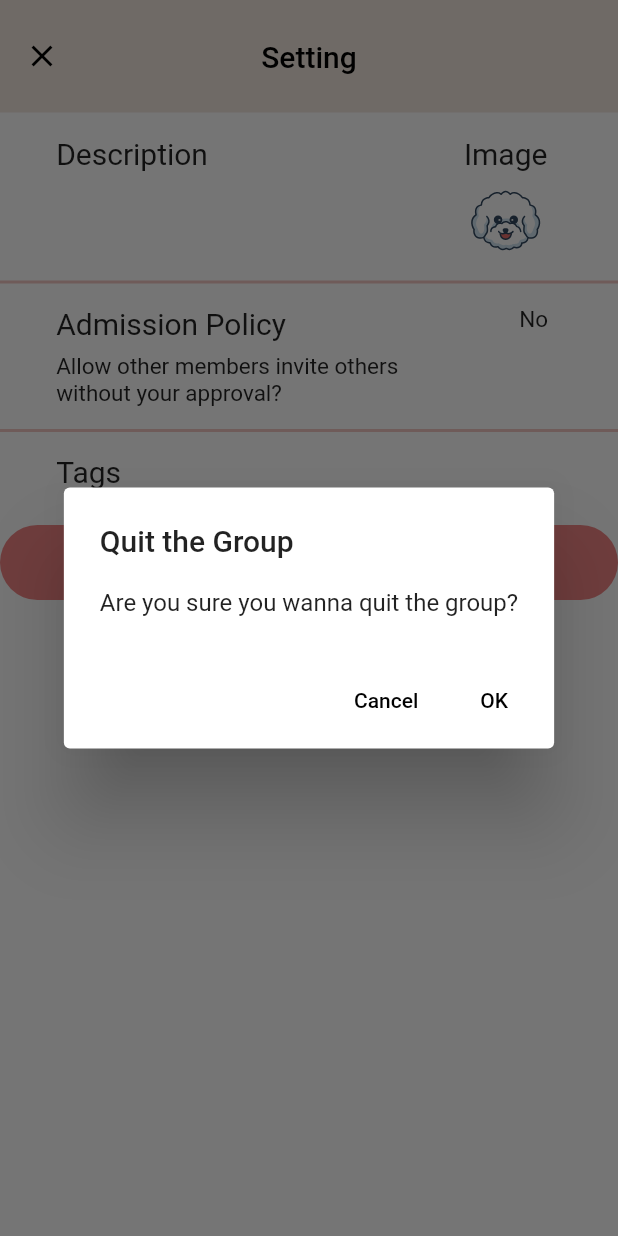
After one commit to 6156-superstainsocket/match_frontend, a Flutter app: the MemberSetting screen opened directly, after a tap on "Quit the Group", on a phone screen of 412 x 824 dp. The commit adds this screen. Run offline on Flutter 3.47's test engine with Material 2 defaults, Android fonts, the phone set to English and light mode, and no system bars; our stand-ins replace flutter_svg.

Commit message:
add member setting page (#5)

```diff
--- a/lib/constants.dart
+++ b/lib/constants.dart
@@ -1,3 +1,4 @@
+import 'package:demo/models/tag.dart';
 import 'package:flutter/material.dart';
 import 'package:flutter_svg/flutter_svg.dart';
 
@@ -40,6 +41,8 @@ final List<Widget> allGroupIcons = [
   for (var i = 1; i <= totalGroupSvg; i += 1)
     SvgPicture.asset(
       "$assetGroupPath${i.toString()}.svg",
+      width: imgWidth,
+      height: imgHeight,
       fit: BoxFit.scaleDown,
     )
 ];
@@ -59,3 +62,21 @@ final List<IconData> allTagIcons = [
 
 const double dialogWidth = 320;
 const double dialogHeight = 400;
+
+final List<Tag> defaultTags = [
+  Tag(
+    name: 'dinner',
+    description: 'I want to have dinner with her/him',
+    iconId: 0,
+  ),
+  Tag(
+    name: 'date',
+    description: 'I want to date her/him',
+    iconId: 1,
+  ),
+  Tag(
+    name: 'study',
+    description: 'I want to study with her/him',
+    iconId: 2,
+  ),
+];
--- a/lib/models/group.dart
+++ b/lib/models/group.dart
@@ -24,7 +24,7 @@ class Group {
     this.description = '',
     this.iconId = 0,
     this.allowWithoutApproval = false,
-    this.customTags,
+    this.customTags = const [],
   });
 
   factory Group.fromJson(Map<String, dynamic> json) => _$GroupFromJson(json);
--- a/lib/src/pages/group/admin_setting.dart
+++ b/lib/src/pages/group/admin_setting.dart
@@ -221,14 +221,14 @@ class _SettingFormState extends State<SettingForm> {
                   flex: 10,
                   child: Column(
                     crossAxisAlignment: CrossAxisAlignment.start,
-                    children: const [
-                      Text(
+                    children: [
+                      const Text(
                         'Default Tags',
                         style: textLargeSize,
                         textAlign: TextAlign.left,
                       ),
-                      SizedBox(height: 0.5 * defaultPadding),
-                      Expanded(child: DefaultTags()),
+                      const SizedBox(height: 0.5 * defaultPadding),
+                      Expanded(child: DefaultTags(tags: defaultTags)),
                     ],
                   ),
                 ),
--- a/lib/src/pages/group/default_tags.dart
+++ b/lib/src/pages/group/default_tags.dart
@@ -3,32 +3,15 @@ import 'package:demo/src/pages/group/preview_tags.dart';
 import 'package:flutter/material.dart';
 import 'package:demo/constants.dart';
 
-final List<Tag> defaultTags = [
-  Tag(
-    name: 'dinner',
-    description: 'I want to have dinner with her/him',
-    iconId: 0,
-  ),
-  Tag(
-    name: 'date',
-    description: 'I want to date her/him',
-    iconId: 1,
-  ),
-  Tag(
-    name: 'study',
-    description: 'I want to study with her/him',
-    iconId: 2,
-  ),
-];
-
 class DefaultTags extends StatelessWidget {
-  const DefaultTags({super.key});
+  final List<Tag> tags;
+  const DefaultTags({super.key, required this.tags});
 
   @override
   Widget build(BuildContext context) {
     return PreviewTags(
-      tags: defaultTags,
-      tagIcons: defaultTagIcons,
+      tags: tags,
+      tagIcons: allTagIcons,
       showActions: false,
     );
   }
--- /dev/null
+++ b/lib/src/pages/group/member_setting.dart
@@ -0,0 +1,229 @@
+import 'package:demo/src/pages/group/default_tags.dart';
+import 'package:flutter/material.dart';
+import 'package:demo/constants.dart';
+import 'package:demo/models/group.dart';
+import 'package:flutter_svg/flutter_svg.dart';
+
+class MemberSetting extends StatefulWidget {
+  const MemberSetting({super.key});
+
+  @override
+  State<MemberSetting> createState() => _MemberSettingState();
+}
+
+class _MemberSettingState extends State<MemberSetting> {
+  Group groupSetting = Group();
+
+  @override
+  Widget build(BuildContext context) {
+    return Scaffold(
+      resizeToAvoidBottomInset: false,
+      appBar: AppBar(
+        title: const Text('Setting'),
+        centerTitle: true,
+        elevation: 0,
+        leading: Builder(
+          builder: (context) {
+            return IconButton(
+                onPressed: () {
+                  Navigator.pop(context);
+                },
+                icon: const Icon(Icons.close_outlined));
+          },
+        ),
+        toolbarHeight: topMenuBarHeight,
+      ),
+      body: LayoutBuilder(
+        builder: (BuildContext context, BoxConstraints viewportConstraints) {
+          return SingleChildScrollView(
+            child: ConstrainedBox(
+              constraints: BoxConstraints(
+                minHeight: viewportConstraints.maxHeight,
+              ),
+              child: IntrinsicHeight(
+                child: MemberSettingForm(
+                  groupSetting: groupSetting,
+                ),
+              ),
+            ),
+          );
+        },
+      ),
+    );
+  }
+}
+
+class MemberSettingForm extends StatefulWidget {
+  final Group groupSetting;
+  const MemberSettingForm({
+    super.key,
+    required this.groupSetting,
+  });
+
+  @override
+  State<MemberSettingForm> createState() => _MemberSettingFormState();
+}
+
+class _MemberSettingFormState extends State<MemberSettingForm> {
+  Group changedGroupSetting = Group();
+
+  @override
+  void initState() {
+    super.initState();
+    changedGroupSetting = widget.groupSetting;
+    changedGroupSetting.customTags = [];
+    if (widget.groupSetting.customTags != null &&
+        widget.groupSetting.customTags!.isNotEmpty) {
+      changedGroupSetting.customTags = [
+        ...defaultTags,
+        ...widget.groupSetting.customTags!
+      ];
+    }
+  }
+
+  @override
+  Widget build(BuildContext context) {
+    return Column(
+      children: [
+        const SizedBox(height: defaultPadding),
+        IntrinsicHeight(
+          child: Row(
+            mainAxisAlignment: MainAxisAlignment.spaceBetween,
+            children: [
+              const Spacer(flex: 1),
+              Expanded(
+                flex: 6,
+                child: Column(
+                  crossAxisAlignment: CrossAxisAlignment.start,
+                  children: [
+                    const Text(
+                      'Description',
+                      style: textLargeSize,
+                      textAlign: TextAlign.left,
+                    ),
+                    const SizedBox(height: 0.5 * defaultPadding),
+                    Expanded(
+                      child: Text(changedGroupSetting.description!),
+                    )
+                  ],
+                ),
+              ),
+              Expanded(
+                flex: 4,
+                child: Column(
+                  children: [
+                    const Text('Image', style: textLargeSize),
+                    const SizedBox(height: 0.5 * defaultPadding),
+                    allGroupIcons[changedGroupSetting.iconId!],
+                  ],
+                ),
+              ),
+            ],
+          ),
+        ),
+        const Padding(
+          padding: EdgeInsets.symmetric(vertical: 0.5 * defaultPadding),
+          child: Divider(),
+        ),
+        IntrinsicHeight(
+          child: Row(
+            mainAxisAlignment: MainAxisAlignment.spaceBetween,
+            children: [
+              const Spacer(flex: 1),
+              Expanded(
+                flex: 7,
+                child: Column(
+                  crossAxisAlignment: CrossAxisAlignment.start,
+                  children: const [
+                    Text(
+                      'Admission Policy',
+                      style: textLargeSize,
+                      textAlign: TextAlign.left,
+                    ),
+                    SizedBox(height: 0.5 * defaultPadding),
+                    Text(
+                      'Allow other members invite others without your approval?',
+                      style: textMiddleSize,
+                      textAlign: TextAlign.left,
+                    ),
+                  ],
+                ),
+              ),
+              Expanded(
+                flex: 3,
+                child: Column(
+                  children: [
+                    changedGroupSetting.allowWithoutApproval!
+                        ? const Text(
+                            'Yes',
+                            style: textMiddleSize,
+                          )
+                        : const Text(
+                            'No',
+                            style: textMiddleSize,
+                          ),
+                  ],
+                ),
+              ),
+            ],
+          ),
+        ),
+        const Padding(
+          padding: EdgeInsets.symmetric(vertical: 0.5 * defaultPadding),
+          child: Divider(),
+        ),
+        IntrinsicHeight(
+          child: Row(
+            mainAxisAlignment: MainAxisAlignment.spaceBetween,
+            children: [
+              const Spacer(flex: 1),
+              Expanded(
+                flex: 10,
+                child: Column(
+                  crossAxisAlignment: CrossAxisAlignment.start,
+                  children: [
+                    const Text(
+                      'Tags',
+                      style: textLargeSize,
+                      textAlign: TextAlign.left,
+                    ),
+                    const SizedBox(height: 0.5 * defaultPadding),
+                    Expanded(
+                        child:
+                            DefaultTags(tags: changedGroupSetting.customTags!)),
+                  ],
+                ),
+              ),
+            ],
+          ),
+        ),
+        Padding(
+          padding: const EdgeInsets.symmetric(vertical: defaultPadding),
+          child: ElevatedButton(
+            onPressed: () => showDialog<String>(
+              context: context,
+              builder: (BuildContext context) => AlertDialog(
+                title: const Text('Quit the Group'),
+                content: const Text('Are you sure you wanna quit the group?'),
+                actions: [
+                  TextButton(
+                    onPressed: () => Navigator.of(context).pop(),
+                    child: const Text('Cancel'),
+                  ),
+                  TextButton(
+                    onPressed: () {
+                      // TODO quit the group
+                      Navigator.of(context).pop();
+                    },
+                    child: const Text('OK'),
+                  ),
+                ],
+              ),
+            ),
+            child: const Text('Quit the Group'),
+          ),
+        ),
+      ],
+    );
+  }
+}
--- a/lib/src/pages/group/overview_menu.dart
+++ b/lib/src/pages/group/overview_menu.dart
@@ -1,4 +1,5 @@
 import 'package:demo/src/pages/group/admin_setting.dart';
+import 'package:demo/src/pages/group/member_setting.dart';
 import 'package:flutter/material.dart';
 import 'package:demo/constants.dart';
 import 'package:flutter_svg/flutter_svg.dart';
@@ -60,7 +61,7 @@ class _OverviewMenuState extends State<OverviewMenu> {
                   builder: (context) {
                     return const FractionallySizedBox(
                         heightFactor: popContainerHeightFactor,
-                        child: AdminSetting());
+                        child: MemberSetting());
                   });
             },
             icon: const Icon(Icons.settings_outlined)),
```
Also changed, not shown: lib/models/group.g.dart.
